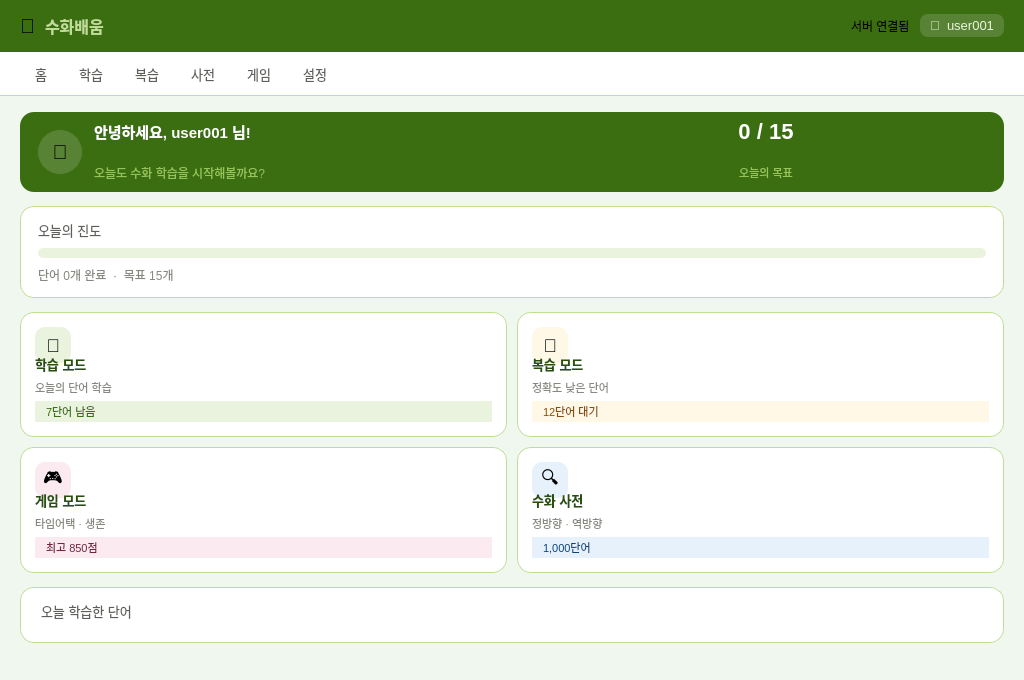
jina-da/sign_language, file widgets/MainWindow.ui: the form before one commit.
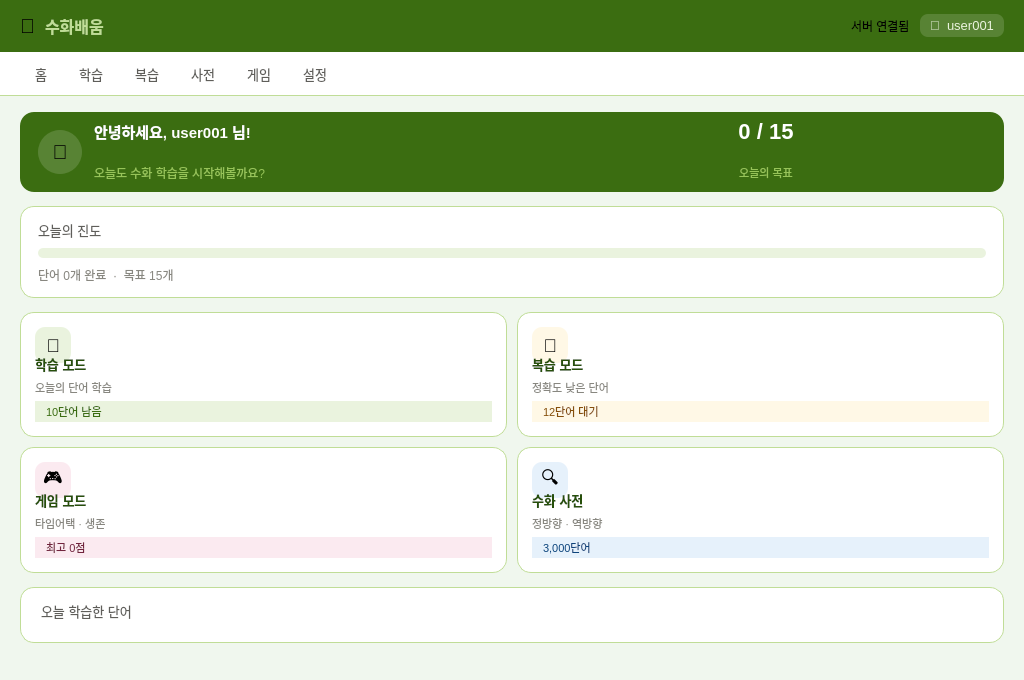
The form after the commit.

```diff
--- a/widgets/MainWindow.ui
+++ b/widgets/MainWindow.ui
@@ -233,7 +233,7 @@
              <item><widget class="QLabel" name="studyIcon"><property name="text"><string>📖</string></property><property name="alignment"><set>Qt::AlignCenter</set></property></widget></item>
              <item><widget class="QLabel" name="studyTitle"><property name="text"><string>학습 모드</string></property></widget></item>
              <item><widget class="QLabel" name="studySub"><property name="text"><string>오늘의 단어 학습</string></property></widget></item>
-             <item><widget class="QLabel" name="studyBadge"><property name="text"><string>7단어 남음</string></property></widget></item>
+             <item><widget class="QLabel" name="studyBadge"><property name="text"><string>10단어 남음</string></property></widget></item>
             </layout>
            </widget>
           </item>
@@ -261,7 +261,7 @@
              <item><widget class="QLabel" name="gameIcon"><property name="text"><string>🎮</string></property><property name="alignment"><set>Qt::AlignCenter</set></property></widget></item>
              <item><widget class="QLabel" name="gameTitle"><property name="text"><string>게임 모드</string></property></widget></item>
              <item><widget class="QLabel" name="gameSub"><property name="text"><string>타임어택 · 생존</string></property></widget></item>
-             <item><widget class="QLabel" name="gameBadge"><property name="text"><string>최고 850점</string></property></widget></item>
+             <item><widget class="QLabel" name="gameBadge"><property name="text"><string>최고 0점</string></property></widget></item>
             </layout>
            </widget>
           </item>
@@ -275,7 +275,7 @@
              <item><widget class="QLabel" name="dictIcon"><property name="text"><string>🔍</string></property><property name="alignment"><set>Qt::AlignCenter</set></property></widget></item>
              <item><widget class="QLabel" name="dictTitle"><property name="text"><string>수화 사전</string></property></widget></item>
              <item><widget class="QLabel" name="dictSub"><property name="text"><string>정방향 · 역방향</string></property></widget></item>
-             <item><widget class="QLabel" name="dictBadge"><property name="text"><string>1,000단어</string></property></widget></item>
+             <item><widget class="QLabel" name="dictBadge"><property name="text"><string>3,000단어</string></property></widget></item>
             </layout>
            </widget>
           </item>
```
